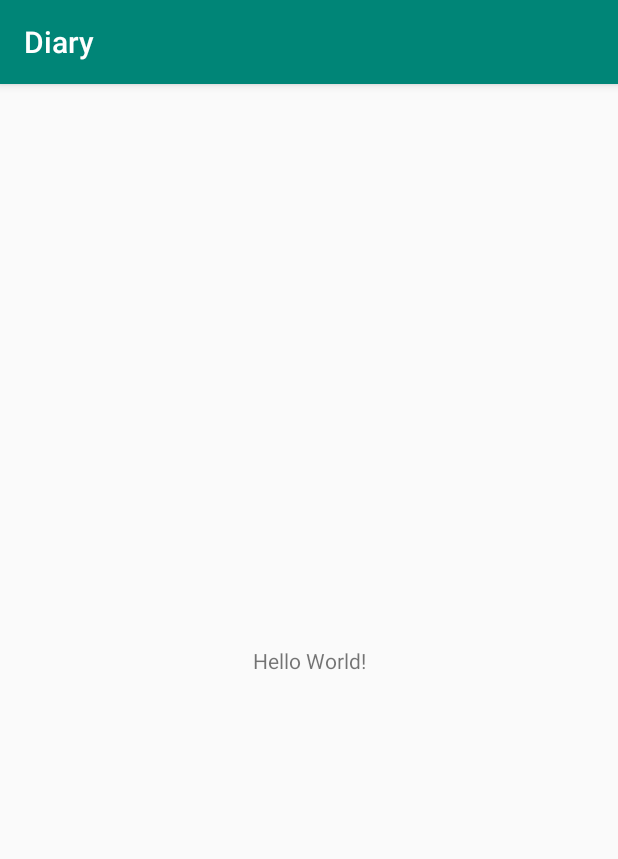
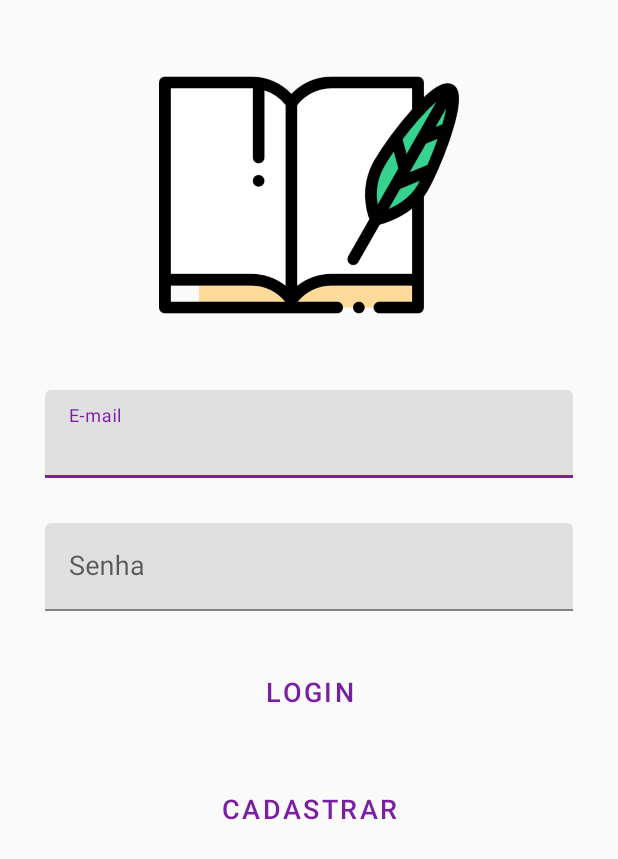
Before and after one commit to RenatoAWK/Diary, an Android app: the screen it shows after launch (MainActivity), on a phone screen of 412 x 824 dp. Shown: the top 859 px of the screen. Run offline under Robolectric (Android 15) with nearby library versions, the phone set to English and light mode, and no system bars.

Commit message:
Tela de login só design

```diff
--- a/app/build.gradle
+++ b/app/build.gradle
@@ -26,4 +26,5 @@ dependencies {
     testImplementation 'junit:junit:4.12'
     androidTestImplementation 'androidx.test.ext:junit:1.1.0'
     androidTestImplementation 'androidx.test.espresso:espresso-core:3.1.1'
+    implementation 'com.google.android.material:material:1.0.0'
 }
--- a/app/src/main/java/com/renatoawk/diary/MainActivity.java
+++ b/app/src/main/java/com/renatoawk/diary/MainActivity.java
@@ -1,5 +1,6 @@
 package com.renatoawk.diary;
 
+import androidx.appcompat.app.ActionBar;
 import androidx.appcompat.app.AppCompatActivity;
 
 import android.os.Bundle;
@@ -10,5 +11,8 @@ public class MainActivity extends AppCompatActivity {
     protected void onCreate(Bundle savedInstanceState) {
         super.onCreate(savedInstanceState);
         setContentView(R.layout.activity_main);
+
+        ActionBar actionBar = getSupportActionBar();
+        if (actionBar != null){actionBar.hide();}
     }
 }
--- a/app/src/main/res/layout/activity_main.xml
+++ b/app/src/main/res/layout/activity_main.xml
@@ -1,18 +1,59 @@
 <?xml version="1.0" encoding="utf-8"?>
-<androidx.constraintlayout.widget.ConstraintLayout xmlns:android="http://schemas.android.com/apk/res/android"
+<ScrollView xmlns:android="http://schemas.android.com/apk/res/android"
     xmlns:app="http://schemas.android.com/apk/res-auto"
     xmlns:tools="http://schemas.android.com/tools"
+    android:layout_height="match_parent"
     android:layout_width="match_parent"
-    android:layout_height="match_parent"
     tools:context=".MainActivity">
 
-    <TextView
-        android:layout_width="wrap_content"
-        android:layout_height="wrap_content"
-        android:text="Hello World!"
-        app:layout_constraintBottom_toBottomOf="parent"
-        app:layout_constraintLeft_toLeftOf="parent"
-        app:layout_constraintRight_toRightOf="parent"
-        app:layout_constraintTop_toTopOf="parent" />
+    <LinearLayout style="@style/LienarLayoutVertical30">
 
-</androidx.constraintlayout.widget.ConstraintLayout>
+        <androidx.appcompat.widget.AppCompatImageView
+            android:layout_width="200dp"
+            android:layout_height="200dp"
+            app:srcCompat="@drawable/livro512"
+            android:layout_gravity="center_horizontal"/>
+
+
+        <com.google.android.material.textfield.TextInputLayout
+            android:id="@+id/email_login_layout"
+            style="@style/TextInputLayoutFilledBox">
+
+            <com.google.android.material.textfield.TextInputEditText
+                android:id="@+id/email_login_edit"
+                android:hint="@string/e_mail"
+                android:inputType="textEmailAddress"
+                style="@style/TextInputEditText"/>
+
+        </com.google.android.material.textfield.TextInputLayout>
+
+
+        <com.google.android.material.textfield.TextInputLayout
+            android:id="@+id/password_login_layout"
+            style="@style/TextInputLayoutFilledBox">
+
+            <com.google.android.material.textfield.TextInputEditText
+                android:id="@+id/password_login_edit"
+                android:hint="@string/password"
+                android:inputType="textPassword"
+                style="@style/TextInputEditText"/>
+
+        </com.google.android.material.textfield.TextInputLayout>
+
+
+        <com.google.android.material.button.MaterialButton
+            android:id="@+id/login_login_button"
+            android:text="@string/login"
+            style="@style/MaterialButtonText"/>
+
+        <com.google.android.material.button.MaterialButton
+            android:id="@+id/sign-up_login_button"
+            android:text="@string/sign_up"
+            style="@style/MaterialButtonText"/>
+
+    </LinearLayout>
+
+
+
+
+</ScrollView>
--- a/app/src/main/res/values/colors.xml
+++ b/app/src/main/res/values/colors.xml
@@ -1,6 +1,6 @@
 <?xml version="1.0" encoding="utf-8"?>
 <resources>
-    <color name="colorPrimary">#008577</color>
-    <color name="colorPrimaryDark">#00574B</color>
-    <color name="colorAccent">#D81B60</color>
+    <color name="colorPrimary">#7b1fa2</color>
+    <color name="colorPrimaryDark">#4a0072</color>
+    <color name="colorAccent">#7b1fa2</color>
 </resources>
--- a/app/src/main/res/values/strings.xml
+++ b/app/src/main/res/values/strings.xml
@@ -1,3 +1,7 @@
 <resources>
     <string name="app_name">Diary</string>
+    <string name="e_mail">E-mail</string>
+    <string name="password">Senha</string>
+    <string name="login">Login</string>
+    <string name="sign_up">Cadastrar</string>
 </resources>
--- a/app/src/main/res/values/styles.xml
+++ b/app/src/main/res/values/styles.xml
@@ -1,11 +1,44 @@
 <resources>
 
     <!-- Base application theme. -->
-    <style name="AppTheme" parent="Theme.AppCompat.Light.DarkActionBar">
+    <style name="AppTheme" parent="Theme.MaterialComponents.Light.Bridge">
         <!-- Customize your theme here. -->
         <item name="colorPrimary">@color/colorPrimary</item>
         <item name="colorPrimaryDark">@color/colorPrimaryDark</item>
         <item name="colorAccent">@color/colorAccent</item>
     </style>
 
+    <style name="ScrollView">
+        <item name="android:layout_height">match_parent</item>
+        <item name="android:layout_width">match_parent</item>
+    </style>
+
+    <style name="TextInputLayoutFilledBox" parent="Widget.MaterialComponents.TextInputLayout.FilledBox">
+        <item name="android:layout_width">match_parent</item>
+        <item name="android:layout_height">wrap_content</item>
+        <item name="android:layout_marginTop">30dp</item>
+    </style>
+
+    <style name="TextInputEditText">
+        <item name="android:layout_width">match_parent</item>
+        <item name="android:layout_height">wrap_content</item>
+        <item name="android:maxLength">100</item>
+        <item name="android:textSize">18sp</item>
+    </style>
+
+    <style name="MaterialButtonText" parent="Widget.MaterialComponents.Button.TextButton">
+        <item name="android:layout_width">match_parent</item>
+        <item name="android:layout_height">wrap_content</item>
+        <item name="android:layout_marginTop">30dp</item>
+        <item name="android:textSize">18sp</item>
+        <item name="strokeColor">@color/colorPrimary</item>
+    </style>
+
+    <style name="LienarLayoutVertical30">
+        <item name="android:layout_width">match_parent</item>
+        <item name="android:layout_height">wrap_content</item>
+        <item name="android:orientation">vertical</item>
+        <item name="android:padding">30dp</item>
+    </style>
+
 </resources>
```
Also changed, not shown: app/src/main/res/drawable/livro512.png (added).
